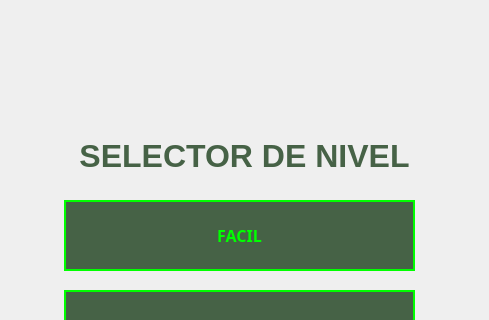
Before: the Qt Designer form Minesweeper/frmmodehistoria.ui in WeaselSSH/Minesweeper, drawn with Qt 5; both pictures show x 126 to 615 and y 0 to 320 of the 1000 by 800 pixel window.
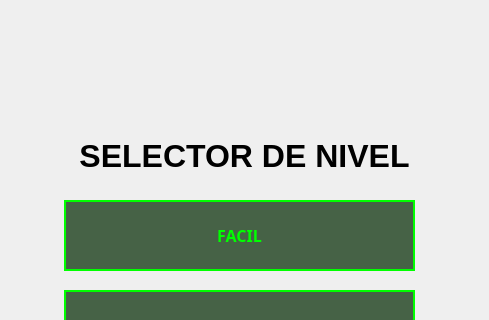
After: the same form once the commit is applied.

Commit message: tuani solucionando bugs de gui

The edit to the form file:
```diff
--- a/Minesweeper/frmmodehistoria.ui
+++ b/Minesweeper/frmmodehistoria.ui
@@ -39,6 +39,12 @@
     color: #050A05;                     
 }
 
+QPushButton:disabled {            
+           background-color: #A9A9A9;
+           border: 2px solid #696969;
+           color: #4F4F4F;
+};
+
 QLabel {
     color: rgba(0, 40, 0, 180);               
     font-family: 'Segoe UI';  
```
The commit also changes 1 other file.
